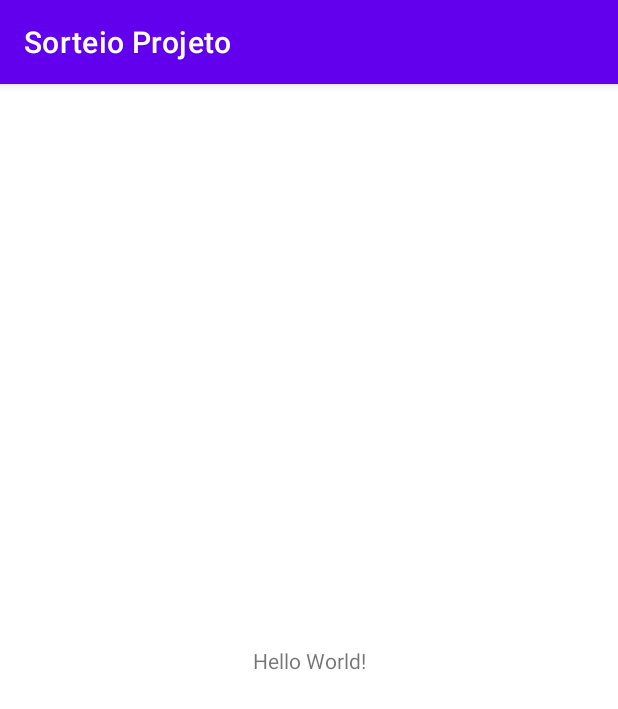
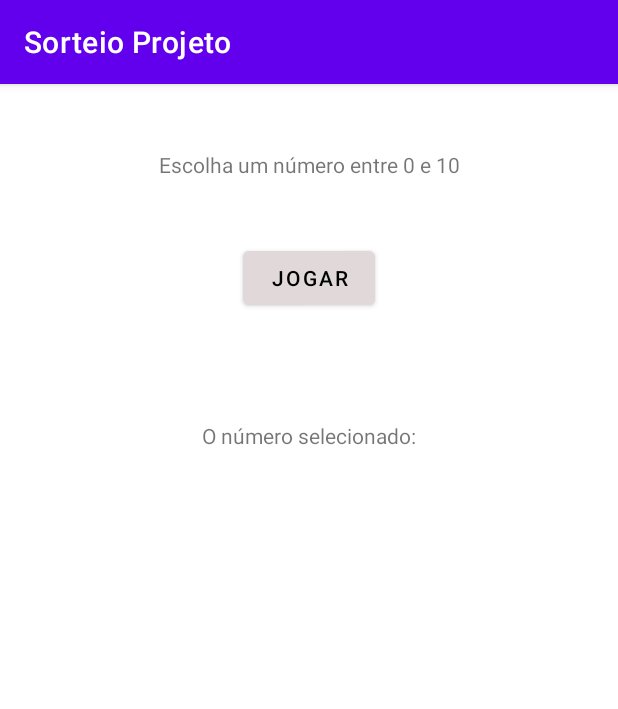
Before and after one commit to edigarmaia/Sorteio-Projeto, an Android app: the screen it shows after launch (MainActivity), on a phone screen of 412 x 824 dp. Shown: the top 709 px of the screen. Run offline under Robolectric (Android 15) with nearby library versions, the phone set to English and light mode, and no system bars.

Commit message:
Criado Activity

```diff
--- a/app/src/main/res/layout/activity_main.xml
+++ b/app/src/main/res/layout/activity_main.xml
@@ -7,12 +7,34 @@
     tools:context=".MainActivity">
 
     <TextView
+        android:id="@+id/textView"
         android:layout_width="wrap_content"
         android:layout_height="wrap_content"
-        android:text="Hello World!"
-        app:layout_constraintBottom_toBottomOf="parent"
-        app:layout_constraintLeft_toLeftOf="parent"
-        app:layout_constraintRight_toRightOf="parent"
+        android:layout_marginTop="44dp"
+        android:text="Escolha um número entre 0 e 10"
+        app:layout_constraintEnd_toEndOf="parent"
+        app:layout_constraintStart_toStartOf="parent"
         app:layout_constraintTop_toTopOf="parent" />
 
+    <Button
+        android:id="@+id/button"
+        android:layout_width="wrap_content"
+        android:layout_height="wrap_content"
+        android:layout_marginTop="42dp"
+        android:text="jogar"
+        android:textColor="@color/black"
+        app:backgroundTint="#E1D9D9"
+        app:layout_constraintEnd_toEndOf="parent"
+        app:layout_constraintStart_toStartOf="parent"
+        app:layout_constraintTop_toBottomOf="@+id/textView" />
+
+    <TextView
+        android:id="@+id/textView2"
+        android:layout_width="wrap_content"
+        android:layout_height="wrap_content"
+        android:layout_marginTop="71dp"
+        android:text="O número selecionado:"
+        app:layout_constraintEnd_toEndOf="parent"
+        app:layout_constraintStart_toStartOf="parent"
+        app:layout_constraintTop_toBottomOf="@+id/button" />
 </androidx.constraintlayout.widget.ConstraintLayout>
```
